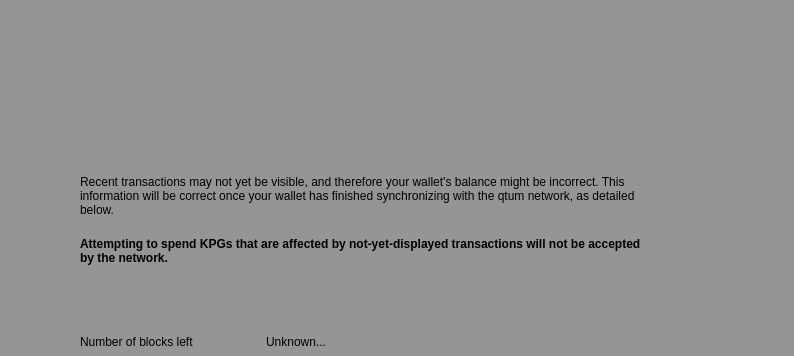
Borishbc/kpgchain, file src/qt/forms/modaloverlay.ui: the form before one commit; both pictures show x 130 to 924 and y 0 to 356 of the 924 by 639 pixel window.
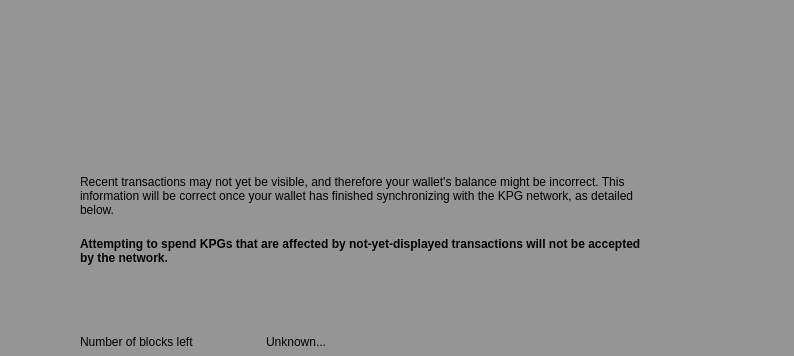
The form after the commit. Custom widgets are drawn as their Qt base class.

What changed in the file:
```diff
--- a/src/qt/forms/modaloverlay.ui
+++ b/src/qt/forms/modaloverlay.ui
@@ -158,7 +158,7 @@
                  <item>
                   <widget class="QLabel" name="infoText">
                    <property name="text">
-                    <string>Recent transactions may not yet be visible, and therefore your wallet's balance might be incorrect. This information will be correct once your wallet has finished synchronizing with the qtum network, as detailed below.</string>
+                    <string>Recent transactions may not yet be visible, and therefore your wallet's balance might be incorrect. This information will be correct once your wallet has finished synchronizing with the KPG network, as detailed below.</string>
                    </property>
                    <property name="textFormat">
                     <enum>Qt::RichText</enum>
```
